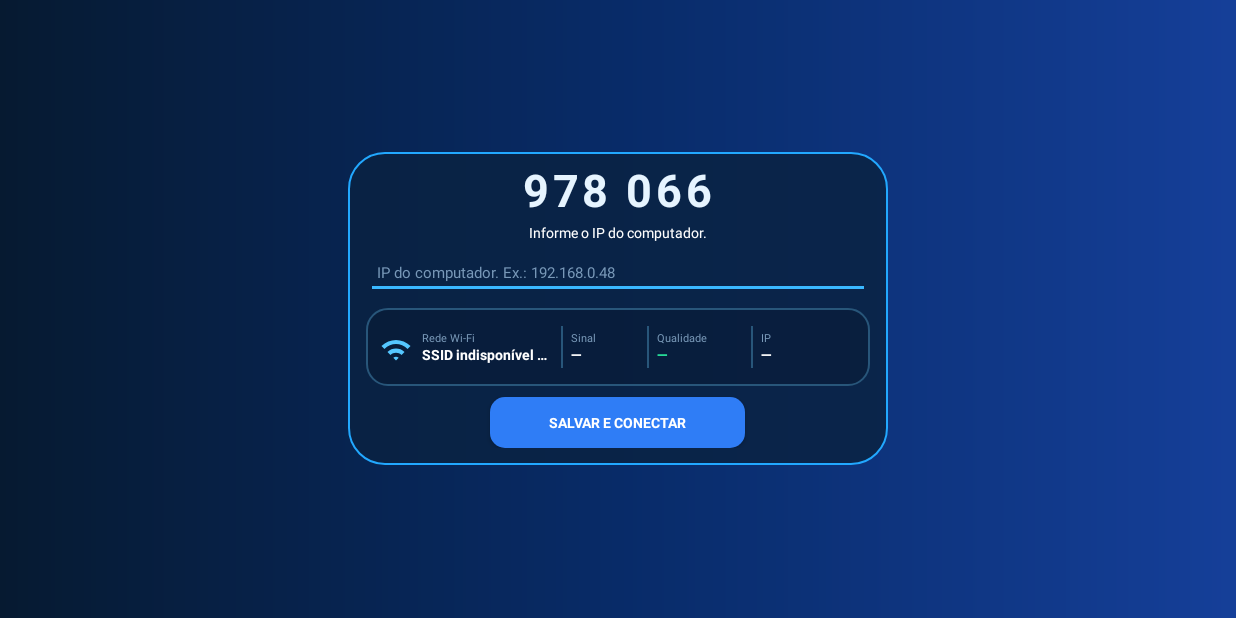
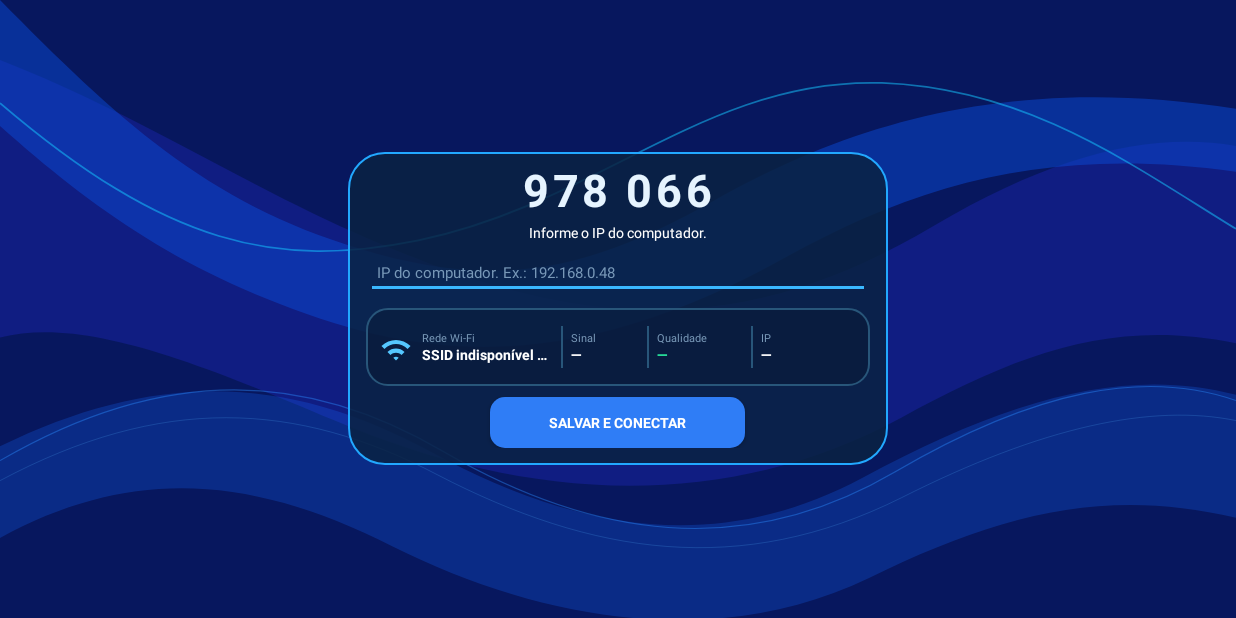
Before and after one commit to almeidadvr/conectatvs, an Android app: the screen it shows after launch (MainActivity), after a tap on "SALVAR E CONECTAR", on a phone screen of 824 x 412 dp (held sideways). Run offline under Robolectric (Android 15) with nearby library versions, the light colour scheme and no system bars.

Commit message:
0.10.4: persist approved wave background

```diff
--- a/app/src/main/res/drawable/player_background.xml
+++ b/app/src/main/res/drawable/player_background.xml
@@ -1,3 +1,11 @@
-<shape xmlns:android="http://schemas.android.com/apk/res/android" android:shape="rectangle">
-    <gradient android:angle="0" android:startColor="#061A31" android:centerColor="#082B68" android:endColor="#153F99" />
-</shape>
+<vector xmlns:android="http://schemas.android.com/apk/res/android"
+    android:width="1920dp" android:height="1080dp"
+    android:viewportWidth="1920" android:viewportHeight="1080">
+    <path android:fillColor="#07175E" android:pathData="M0,0H1920V1080H0Z"/>
+    <path android:fillColor="#101D82" android:pathData="M0,105 C260,220 420,360 690,470 C990,590 1210,555 1450,395 C1640,270 1785,230 1920,255 L1920,600 C1725,555 1580,620 1400,730 C1120,900 810,875 520,735 C280,620 120,555 0,590Z"/>
+    <path android:fillColor="#0B49D1" android:fillAlpha="0.52" android:pathData="M0,0 C180,205 320,355 560,435 C780,510 920,470 1110,350 C1330,210 1580,130 1920,190 L1920,300 C1630,255 1430,320 1220,450 C980,600 760,650 520,565 C285,480 145,365 0,220Z"/>
+    <path android:fillColor="#1468FF" android:fillAlpha="0.25" android:pathData="M0,780 C245,645 450,655 670,790 C900,930 1115,970 1340,835 C1570,695 1750,640 1920,690 L1920,905 C1715,850 1550,900 1350,1010 C1120,1135 850,1090 610,955 C390,830 205,815 0,940Z"/>
+    <path android:strokeColor="#16C8FF" android:strokeAlpha="0.52" android:strokeWidth="3" android:fillColor="#00000000" android:pathData="M0,180 C260,430 430,470 650,420 C930,355 1100,135 1370,145 C1600,155 1760,290 1920,400"/>
+    <path android:strokeColor="#2B8CFF" android:strokeAlpha="0.42" android:strokeWidth="2" android:fillColor="#00000000" android:pathData="M0,805 C260,635 480,650 690,790 C920,940 1155,980 1390,825 C1610,680 1780,645 1920,700"/>
+    <path android:strokeColor="#59B8FF" android:strokeAlpha="0.22" android:strokeWidth="1.5" android:fillColor="#00000000" android:pathData="M0,840 C250,690 460,700 680,830 C920,970 1150,1010 1400,870 C1620,745 1790,705 1920,735"/>
+</vector>
```
